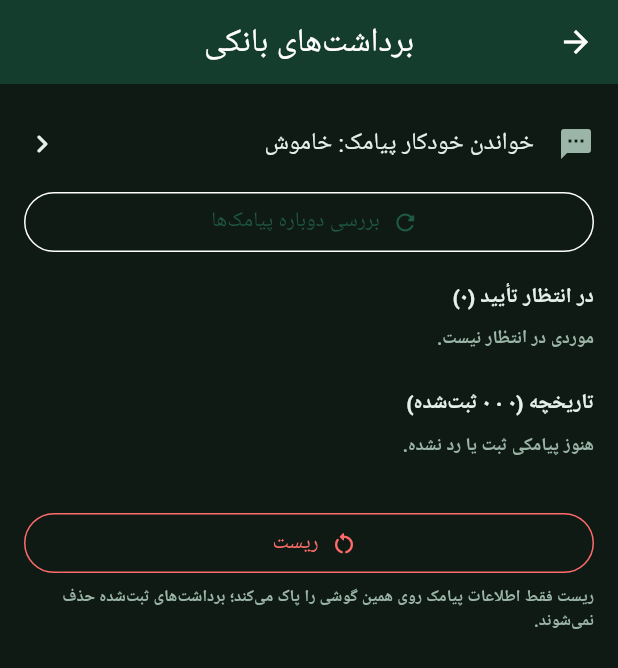
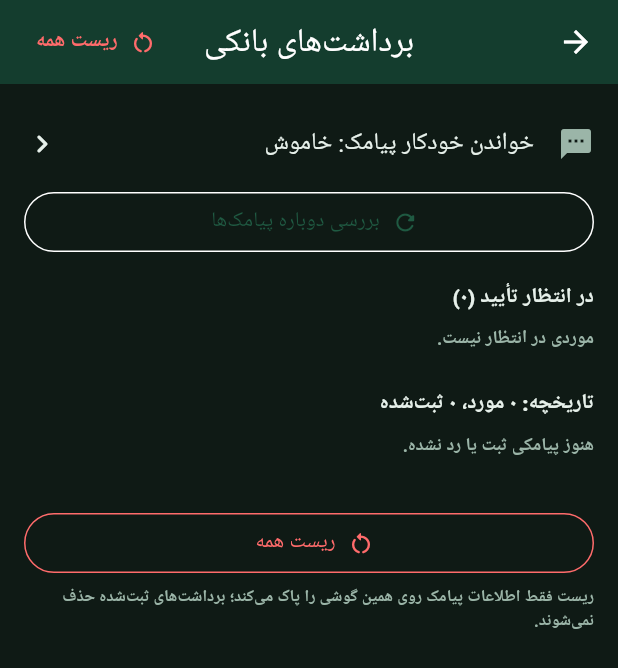
Before and after one commit to nox1020/invest, a Flutter app: the BankSmsPage screen opened directly, on a phone screen of 412 x 824 dp. Shown: the top 668 px of the screen. Run offline on Flutter 3.47's test engine with Material 3 defaults, Android fonts, the phone set to English and light mode, and no system bars; our stand-ins replace file_picker, flutter_local_notifications, flutter_secure_storage, local_auth, pdf, shamsi_date and 3 more; missing offline and left inert: local_auth_android, shared_preferences_platform_interface, smart_auth, workmanager; accounts and stored records are empty; Roboto replaces fonts that are missing (Tahoma).

Commit message:
Bank SMS page: «ریست همه» in the header

```diff
--- a/lib/ui/widgets/bank_sms_ui.dart
+++ b/lib/ui/widgets/bank_sms_ui.dart
@@ -741,7 +741,26 @@ class BankSmsPage extends StatelessWidget {
     return Directionality(
       textDirection: TextDirection.rtl,
       child: Scaffold(
-        appBar: AppBar(title: const Text('برداشت‌های بانکی')),
+        appBar: AppBar(
+          title: const Text('برداشت‌های بانکی'),
+          actions: [
+            Padding(
+              padding: const EdgeInsetsDirectional.only(end: 8),
+              child: Tooltip(
+                message: 'ریست همهٔ اطلاعات پیامک روی این گوشی',
+                child: TextButton.icon(
+                  key: const ValueKey('bank-sms-reset-header'),
+                  style:
+                      TextButton.styleFrom(foregroundColor: AppTheme.negative),
+                  onPressed: () => _reset(context),
+                  icon: const Icon(Icons.restart_alt_rounded),
+                  label: const Text('ریست همه',
+                      style: TextStyle(fontWeight: FontWeight.w700)),
+                ),
+              ),
+            ),
+          ],
+        ),
         body: ListenableBuilder(
           listenable: store,
           builder: (context, _) {
@@ -804,7 +823,8 @@ class BankSmsPage extends StatelessWidget {
                     ),
                   ),
                 const SizedBox(height: 16),
-                Text(fa('تاریخچه (${store.history.length} · $saved ثبت‌شده)'),
+                Text(
+                    fa('تاریخچه: ${store.history.length} مورد، $saved ثبت‌شده'),
                     style: const TextStyle(fontWeight: FontWeight.w800)),
                 if (store.history.isEmpty)
                   Padding(
@@ -841,7 +861,7 @@ class BankSmsPage extends StatelessWidget {
                       side: const BorderSide(color: AppTheme.negative)),
                   onPressed: () => _reset(context),
                   icon: const Icon(Icons.restart_alt_rounded),
-                  label: const Text('ریست'),
+                  label: const Text('ریست همه'),
                 ),
                 const SizedBox(height: 4),
                 Text(
```
Also changed, not shown: 1 other file.
